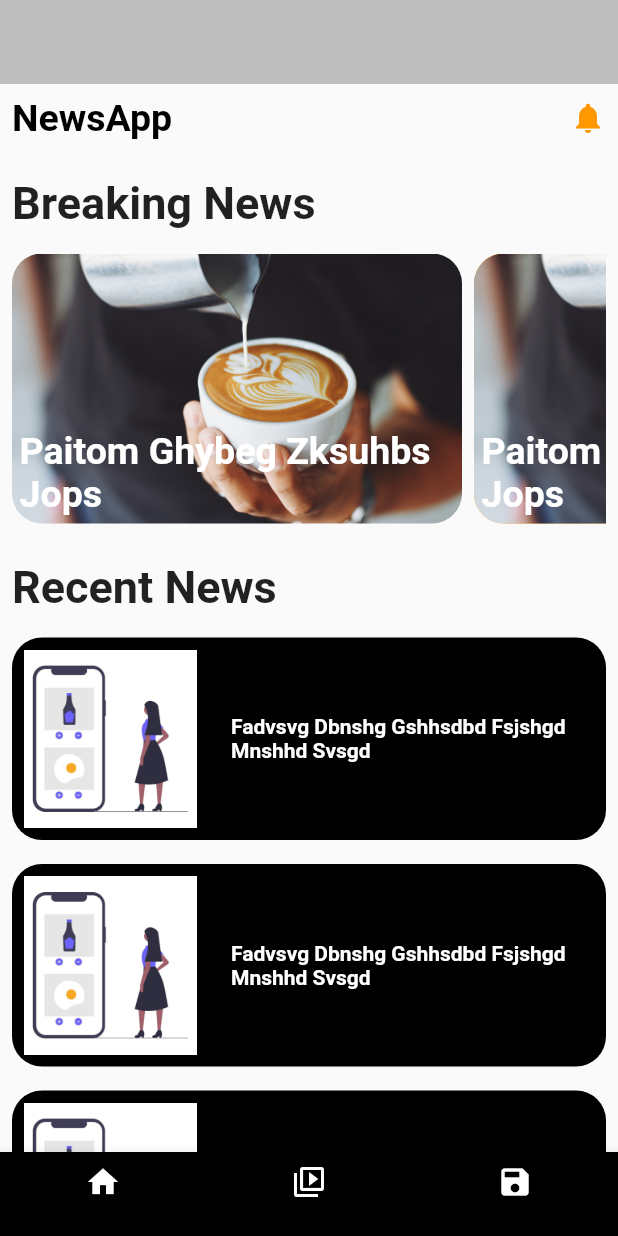
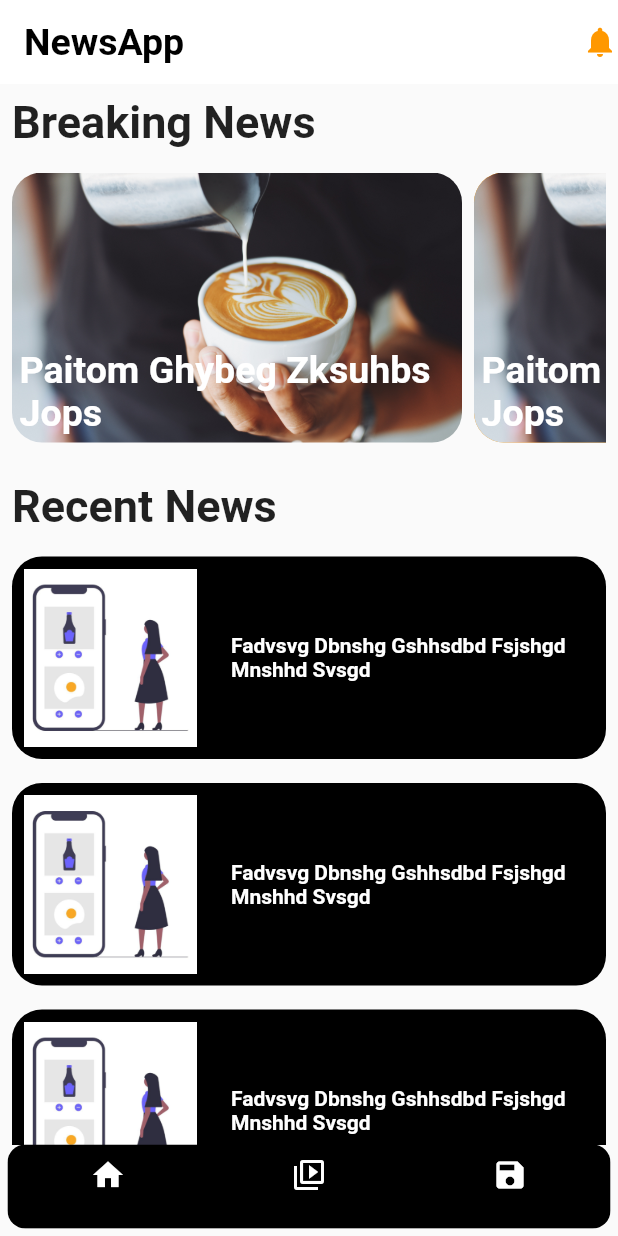
Before and after one commit to mo7amedsayed74/News_ui, a Flutter app: the screen it shows after launch, on a phone screen of 412 x 824 dp. Run offline on Flutter 3.47's test engine with Material 2 defaults, Android fonts, the phone set to English and light mode, and no system bars.

Commit message:
f commit

```diff
--- a/lib/Screen.dart
+++ b/lib/Screen.dart
@@ -8,9 +8,35 @@ class Screen extends StatelessWidget {
     return Scaffold(
       appBar: AppBar(
         elevation: 0.0,
-        backgroundColor: Colors.grey[400],
+        backgroundColor: Colors.white,
+        actions: const
+        [
+          Icon(
+            Icons.notifications,
+            color: Colors.orange,
           ),
-      bottomNavigationBar: BottomNavigationBar(
+        ],
+        title: const Text(
+          "NewsApp",
+          style: TextStyle(
+            fontSize: 25,
+            fontWeight: FontWeight.bold,
+            color: Colors.black,
+          ),
+        ),
+      ),
+      bottomNavigationBar: Padding(
+        padding: const EdgeInsetsDirectional.only(
+          start: 5,
+          end: 5,
+          bottom: 5,
+        ),
+        child: Container(
+          decoration: BoxDecoration(
+            borderRadius: BorderRadius.circular(12,),
+          ),
+          clipBehavior: Clip.antiAliasWithSaveLayer,
+          child: BottomNavigationBar(
             backgroundColor: Colors.black,
             items:const
             [
@@ -37,6 +63,8 @@ class Screen extends StatelessWidget {
               )
             ],
           ),
+        ),
+      ),
       body: SingleChildScrollView(
         scrollDirection: Axis.vertical,
         child: Padding(
@@ -47,28 +75,6 @@ class Screen extends StatelessWidget {
               crossAxisAlignment: CrossAxisAlignment.start,
               children:
               [
-                Row(
-                  children: const
-                  [
-                    Expanded(
-                      child: Text(
-                        "NewsApp",
-                        style: TextStyle(
-                          fontSize: 25,
-                          fontWeight: FontWeight.bold,
-                          color: Colors.black,
-                        ),
-                      ),
-                    ),
-                    Icon(
-                      Icons.notifications,
-                      color: Colors.orange,
-                    ),
-                  ],
-                ),
-                const SizedBox(
-                  height: 25,
-                ),
                 const Text(
                   "Breaking News",
                   style: TextStyle(
```
Lines whose indentation alone changed are shown as unchanged.
